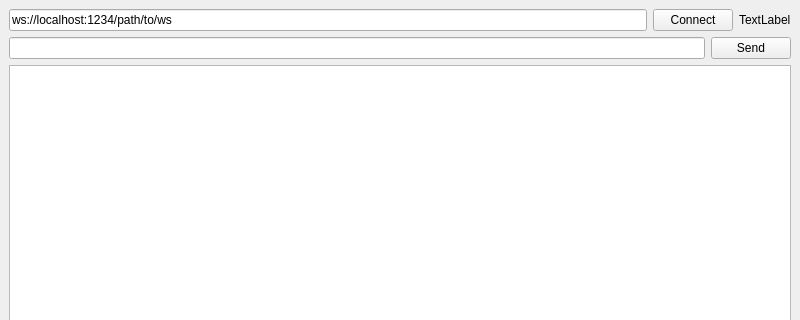
This is mainwindow.ui in 0xFEEDC0DE64/qtwebsockettester as Qt 5 draws it before an edit; both pictures show x 0 to 800 and y 0 to 320 of the 800 by 600 pixel window. The edited form follows.
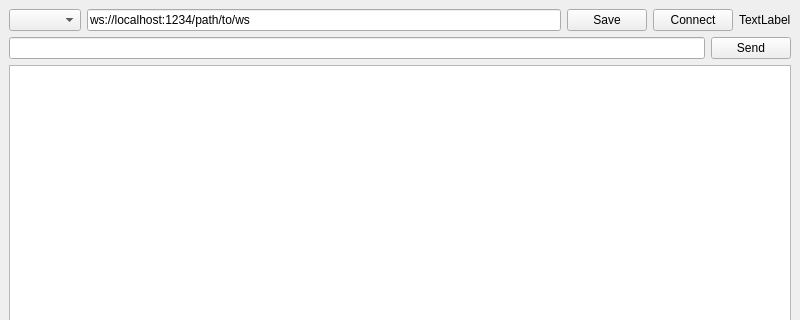
This is the edited form.

Commit message: Added feature to save 10 different urls

```diff
--- a/mainwindow.ui
+++ b/mainwindow.ui
@@ -17,6 +17,22 @@
    <layout class="QVBoxLayout" name="verticalLayout">
     <item>
      <layout class="QHBoxLayout" name="horizontalLayout">
+      <item>
+       <widget class="QComboBox" name="saveSlot">
+        <property name="editable">
+         <bool>false</bool>
+        </property>
+        <property name="currentText">
+         <string/>
+        </property>
+        <property name="currentIndex">
+         <number>-1</number>
+        </property>
+        <property name="maxCount">
+         <number>10</number>
+        </property>
+       </widget>
+      </item>
       <item>
        <widget class="QLineEdit" name="lineEditUrl">
         <property name="text">
@@ -24,6 +40,13 @@
         </property>
        </widget>
       </item>
+      <item>
+       <widget class="QPushButton" name="pushButtonSave">
+        <property name="text">
+         <string>Save</string>
+        </property>
+       </widget>
+      </item>
       <item>
        <widget class="QPushButton" name="pushButtonConnect">
         <property name="text">
```
The commit also changes 2 other files.
